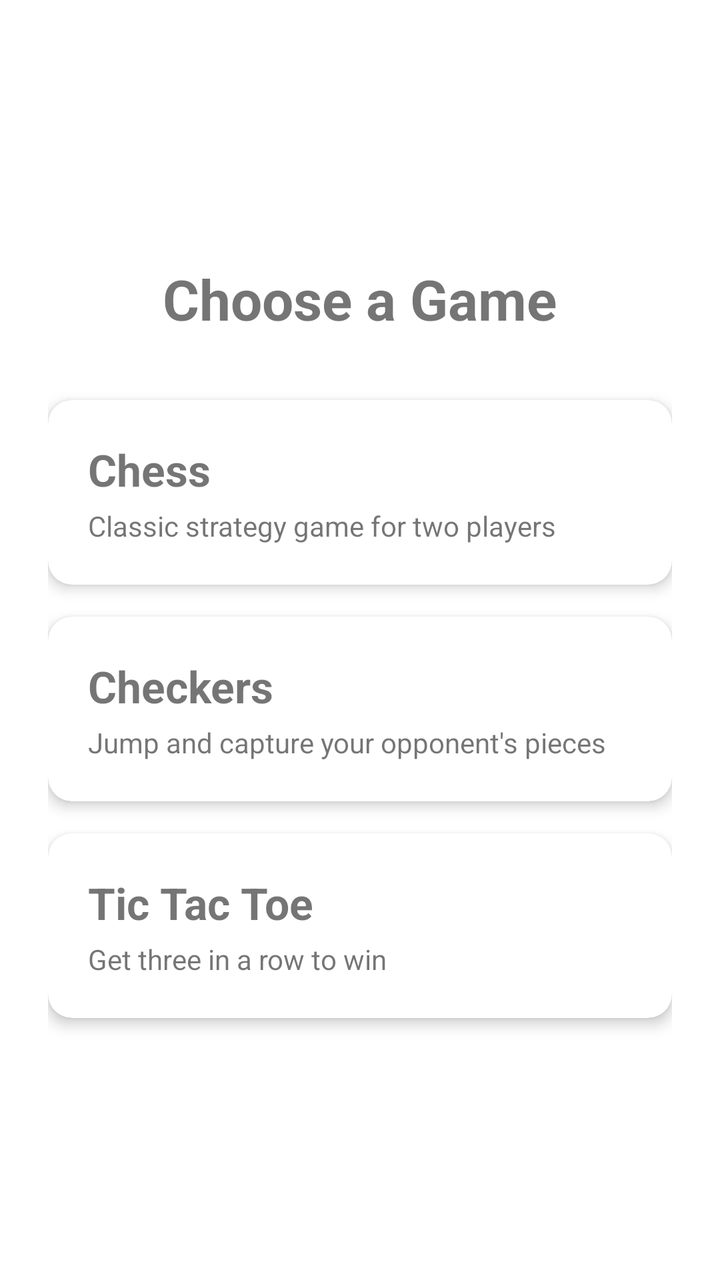
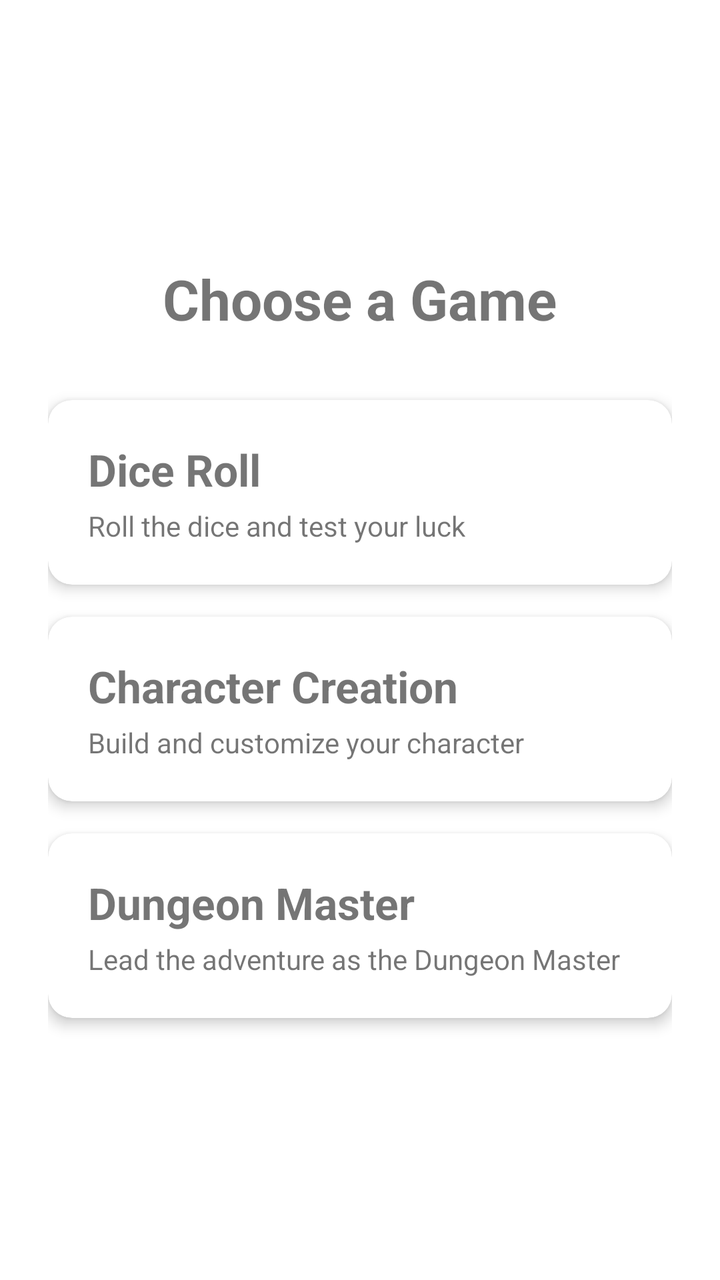

Two renders of the same Android screen: before a commit and after it. Below are the layout's source before the change and the commit's diff.
<!-- AndroidManifest.xml: application theme Theme.BoardGames -->
<!-- res/layout/activity_main.xml -->
<?xml version="1.0" encoding="utf-8"?>
<LinearLayout xmlns:android="http://schemas.android.com/apk/res/android"
    xmlns:app="http://schemas.android.com/apk/res-auto"
    android:layout_width="match_parent"
    android:layout_height="match_parent"
    android:gravity="center"
    android:orientation="vertical"
    android:padding="24dp">

    <TextView
        android:layout_width="wrap_content"
        android:layout_height="wrap_content"
        android:layout_marginBottom="32dp"
        android:text="@string/choose_game"
        android:textSize="28sp"
        android:textStyle="bold" />

    <com.google.android.material.card.MaterialCardView
        android:id="@+id/card_chess"
        android:layout_width="match_parent"
        android:layout_height="wrap_content"
        android:layout_marginBottom="16dp"
        android:clickable="true"
        android:focusable="true"
        app:cardCornerRadius="12dp"
        app:cardElevation="4dp">

        <LinearLayout
            android:layout_width="match_parent"
            android:layout_height="wrap_content"
            android:orientation="vertical"
            android:padding="20dp">

            <TextView
                android:layout_width="wrap_content"
                android:layout_height="wrap_content"
                android:text="@string/chess"
                android:textSize="22sp"
                android:textStyle="bold" />

            <TextView
                android:layout_width="wrap_content"
                android:layout_height="wrap_content"
                android:layout_marginTop="4dp"
                android:text="@string/chess_desc"
                android:textSize="14sp" />
        </LinearLayout>
    </com.google.android.material.card.MaterialCardView>

    <com.google.android.material.card.MaterialCardView
        android:id="@+id/card_checkers"
        android:layout_width="match_parent"
        android:layout_height="wrap_content"
        android:layout_marginBottom="16dp"
        android:clickable="true"
        android:focusable="true"
        app:cardCornerRadius="12dp"
        app:cardElevation="4dp">

        <LinearLayout
            android:layout_width="match_parent"
            android:layout_height="wrap_content"
            android:orientation="vertical"
            android:padding="20dp">

            <TextView
                android:layout_width="wrap_content"
                android:layout_height="wrap_content"
                android:text="@string/checkers"
                android:textSize="22sp"
                android:textStyle="bold" />

            <TextView
                android:layout_width="wrap_content"
                android:layout_height="wrap_content"
                android:layout_marginTop="4dp"
                android:text="@string/checkers_desc"
                android:textSize="14sp" />
        </LinearLayout>
    </com.google.android.material.card.MaterialCardView>

    <com.google.android.material.card.MaterialCardView
        android:id="@+id/card_tictactoe"
        android:layout_width="match_parent"
        android:layout_height="wrap_content"
        android:clickable="true"
        android:focusable="true"
        app:cardCornerRadius="12dp"
        app:cardElevation="4dp">

        <LinearLayout
            android:layout_width="match_parent"
            android:layout_height="wrap_content"
            android:orientation="vertical"
            android:padding="20dp">

            <TextView
                android:layout_width="wrap_content"
                android:layout_height="wrap_content"
                android:text="@string/tictactoe"
                android:textSize="22sp"
                android:textStyle="bold" />

            <TextView
                android:layout_width="wrap_content"
                android:layout_height="wrap_content"
                android:layout_marginTop="4dp"
                android:text="@string/tictactoe_desc"
                android:textSize="14sp" />
        </LinearLayout>
    </com.google.android.material.card.MaterialCardView>

</LinearLayout>
<!-- resources referenced by this layout -->
<resources>
  <string name="checkers">Checkers</string>
  <string name="checkers_desc">Jump and capture your opponent\'s pieces</string>
  <string name="chess">Chess</string>
  <string name="chess_desc">Classic strategy game for two players</string>
  <string name="choose_game">Choose a Game</string>
  <string name="tictactoe">Tic Tac Toe</string>
  <string name="tictactoe_desc">Get three in a row to win</string>
  <style name="Theme.BoardGames" parent="Theme.MaterialComponents.DayNight.DarkActionBar">
          
          <item name="colorPrimary">@color/purple_500</item>
          <item name="colorPrimaryVariant">@color/purple_700</item>
          <item name="colorOnPrimary">@color/white</item>
          
          <item name="colorSecondary">@color/teal_200</item>
          <item name="colorSecondaryVariant">@color/teal_700</item>
          <item name="colorOnSecondary">@color/black</item>
          
          <item name="android:statusBarColor">?attr/colorPrimaryVariant</item>
          
      </style>
  <color name="purple_500">#FF6200EE</color>
  <color name="purple_700">#FF3700B3</color>
  <color name="white">#FFFFFFFF</color>
  <color name="teal_200">#FF03DAC5</color>
  <color name="teal_700">#FF018786</color>
  <color name="black">#FF000000</color>
</resources>

<!-- the commit's change to res/layout/activity_main.xml (unified diff, before → after) -->
@@ -16,7 +16,7 @@
         android:textStyle="bold" />
 
     <com.google.android.material.card.MaterialCardView
-        android:id="@+id/card_chess"
+        android:id="@+id/card_dice_roll"
         android:layout_width="match_parent"
         android:layout_height="wrap_content"
         android:layout_marginBottom="16dp"
@@ -34,7 +34,7 @@
             <TextView
                 android:layout_width="wrap_content"
                 android:layout_height="wrap_content"
-                android:text="@string/chess"
+                android:text="@string/dice_roll"
                 android:textSize="22sp"
                 android:textStyle="bold" />
 
@@ -42,13 +42,13 @@
                 android:layout_width="wrap_content"
                 android:layout_height="wrap_content"
                 android:layout_marginTop="4dp"
-                android:text="@string/chess_desc"
+                android:text="@string/dice_roll_desc"
                 android:textSize="14sp" />
         </LinearLayout>
     </com.google.android.material.card.MaterialCardView>
 
     <com.google.android.material.card.MaterialCardView
-        android:id="@+id/card_checkers"
+        android:id="@+id/card_character_creation"
         android:layout_width="match_parent"
         android:layout_height="wrap_content"
         android:layout_marginBottom="16dp"
@@ -66,7 +66,7 @@
             <TextView
                 android:layout_width="wrap_content"
                 android:layout_height="wrap_content"
-                android:text="@string/checkers"
+                android:text="@string/character_creation"
                 android:textSize="22sp"
                 android:textStyle="bold" />
 
@@ -74,13 +74,13 @@
                 android:layout_width="wrap_content"
                 android:layout_height="wrap_content"
                 android:layout_marginTop="4dp"
-                android:text="@string/checkers_desc"
+                android:text="@string/character_creation_desc"
                 android:textSize="14sp" />
         </LinearLayout>
     </com.google.android.material.card.MaterialCardView>
 
     <com.google.android.material.card.MaterialCardView
-        android:id="@+id/card_tictactoe"
+        android:id="@+id/card_dungeon_master"
         android:layout_width="match_parent"
         android:layout_height="wrap_content"
         android:clickable="true"
@@ -97,7 +97,7 @@
             <TextView
                 android:layout_width="wrap_content"
                 android:layout_height="wrap_content"
-                android:text="@string/tictactoe"
+                android:text="@string/dungeon_master"
                 android:textSize="22sp"
                 android:textStyle="bold" />
 
@@ -105,7 +105,7 @@
                 android:layout_width="wrap_content"
                 android:layout_height="wrap_content"
                 android:layout_marginTop="4dp"
-                android:text="@string/tictactoe_desc"
+                android:text="@string/dungeon_master_desc"
                 android:textSize="14sp" />
         </LinearLayout>
     </com.google.android.material.card.MaterialCardView>
<!-- resource entries referenced after the edit -->
@@ -1,12 +1,12 @@
 <!-- resources referenced by this layout -->
 <resources>
-  <string name="checkers">Checkers</string>
-  <string name="checkers_desc">Jump and capture your opponent\'s pieces</string>
-  <string name="chess">Chess</string>
-  <string name="chess_desc">Classic strategy game for two players</string>
+  <string name="character_creation">Character Creation</string>
+  <string name="character_creation_desc">Build and customize your character</string>
   <string name="choose_game">Choose a Game</string>
-  <string name="tictactoe">Tic Tac Toe</string>
-  <string name="tictactoe_desc">Get three in a row to win</string>
+  <string name="dice_roll">Dice Roll</string>
+  <string name="dice_roll_desc">Roll the dice and test your luck</string>
+  <string name="dungeon_master">Dungeon Master</string>
+  <string name="dungeon_master_desc">Lead the adventure as the Dungeon Master</string>
   <style name="Theme.BoardGames" parent="Theme.MaterialComponents.DayNight.DarkActionBar">
           
           <item name="colorPrimary">@color/purple_500</item>
